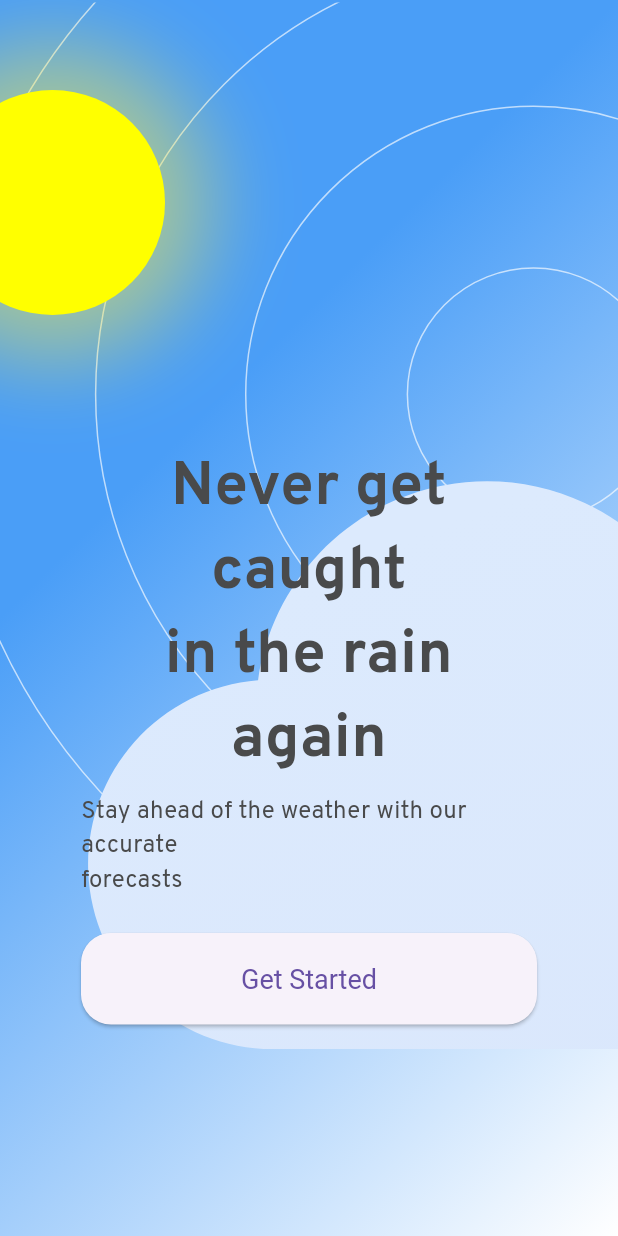
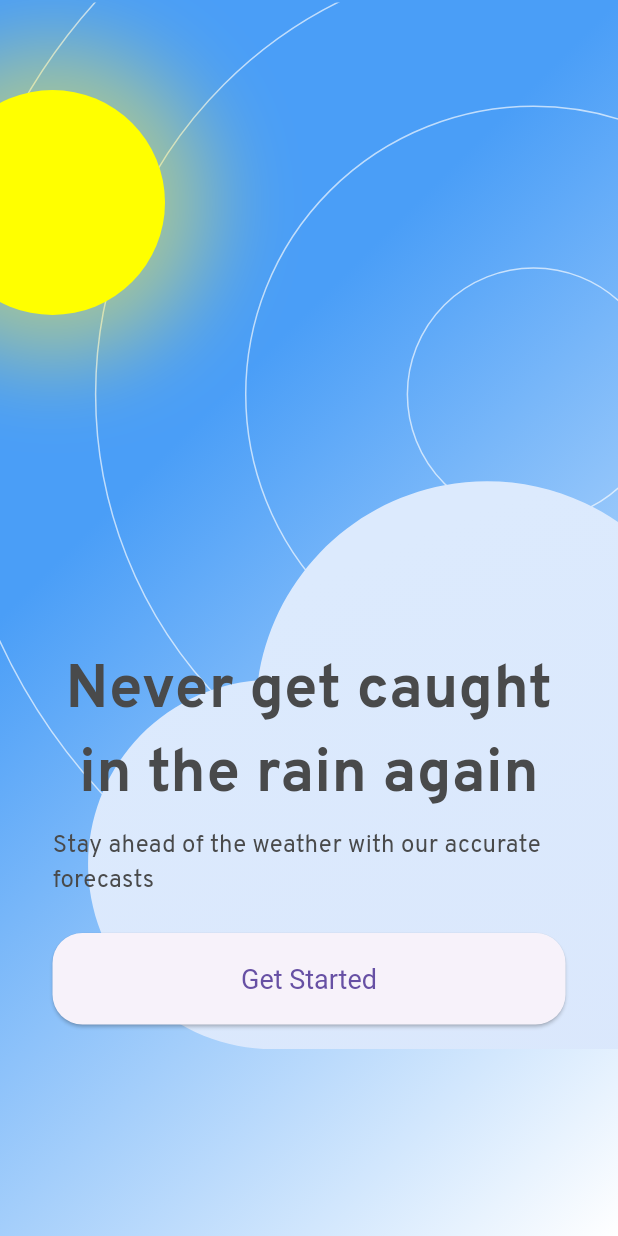
Before and after one commit to ziii19/Fauzi_DRIWeather, a Flutter app: the screen it shows after launch, on a phone screen of 412 x 824 dp. Run offline on Flutter 3.47's test engine with Material 3 defaults, Android fonts, the light colour scheme and no system bars; our stand-ins replace flutter_svg; project files that could hold a hidden picture were left out.

Commit message:
fix: padding text

```diff
--- a/lib/features/weather/presentation/pages/onboard_page.dart
+++ b/lib/features/weather/presentation/pages/onboard_page.dart
@@ -52,7 +52,7 @@ class OnboardPage extends StatelessWidget {
               child: SvgPicture.asset(SvgAssets.cloud),
             ),
             Padding(
-              padding: const EdgeInsets.symmetric(horizontal: 54.0),
+              padding: const EdgeInsets.symmetric(horizontal: 35.0),
               child: Column(
                 mainAxisAlignment: MainAxisAlignment.end,
                 crossAxisAlignment: CrossAxisAlignment.stretch,
```
